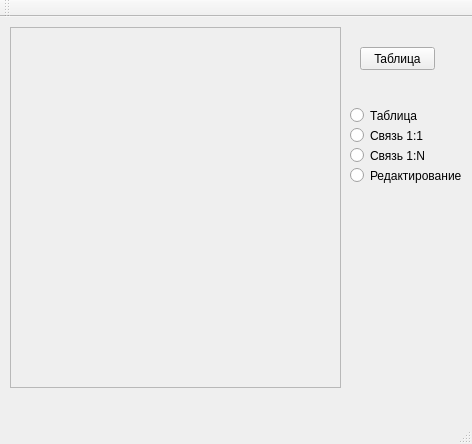
Old version of the form MainForm/mainwindow.ui in the repository Hronbox/CASE_SWDEP.
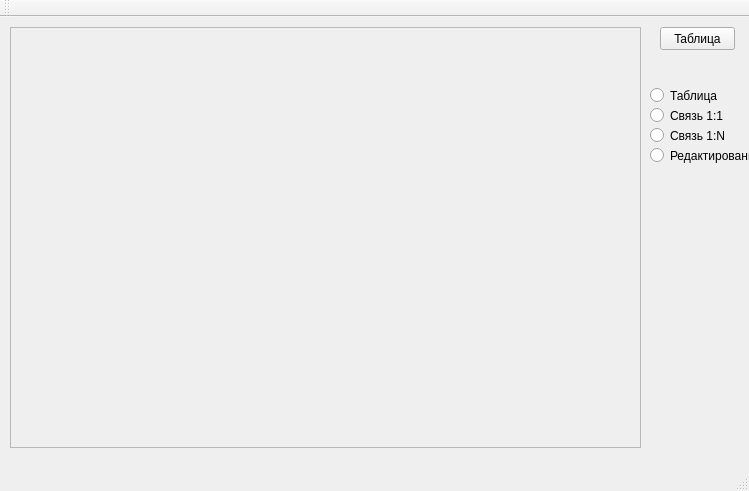
New version of the form.

```diff
--- a/MainForm/mainwindow.ui
+++ b/MainForm/mainwindow.ui
@@ -6,8 +6,8 @@
    <rect>
     <x>0</x>
     <y>0</y>
-    <width>472</width>
-    <height>444</height>
+    <width>749</width>
+    <height>491</height>
    </rect>
   </property>
   <property name="windowTitle">
@@ -20,8 +20,8 @@
    <widget class="QPushButton" name="pushButton_3">
     <property name="geometry">
      <rect>
-      <x>360</x>
-      <y>30</y>
+      <x>660</x>
+      <y>10</y>
       <width>75</width>
       <height>23</height>
      </rect>
@@ -38,8 +38,8 @@
      <rect>
       <x>10</x>
       <y>10</y>
-      <width>331</width>
-      <height>361</height>
+      <width>631</width>
+      <height>421</height>
      </rect>
     </property>
     <property name="widgetResizable">
@@ -50,8 +50,8 @@
       <rect>
        <x>0</x>
        <y>0</y>
-       <width>329</width>
-       <height>359</height>
+       <width>629</width>
+       <height>419</height>
       </rect>
      </property>
     </widget>
@@ -59,8 +59,8 @@
    <widget class="QRadioButton" name="radioButton">
     <property name="geometry">
      <rect>
-      <x>350</x>
-      <y>90</y>
+      <x>650</x>
+      <y>70</y>
       <width>82</width>
       <height>17</height>
      </rect>
@@ -72,8 +72,8 @@
    <widget class="QRadioButton" name="radioButton_2">
     <property name="geometry">
      <rect>
-      <x>350</x>
-      <y>110</y>
+      <x>650</x>
+      <y>90</y>
       <width>82</width>
       <height>17</height>
      </rect>
@@ -85,8 +85,8 @@
    <widget class="QRadioButton" name="radioButton_3">
     <property name="geometry">
      <rect>
-      <x>350</x>
-      <y>150</y>
+      <x>650</x>
+      <y>130</y>
       <width>111</width>
       <height>17</height>
      </rect>
@@ -98,8 +98,8 @@
    <widget class="QRadioButton" name="radioButton_4">
     <property name="geometry">
      <rect>
-      <x>350</x>
-      <y>130</y>
+      <x>650</x>
+      <y>110</y>
       <width>82</width>
       <height>17</height>
      </rect>
```
Left out of the diff: 2 changed lines with no effect on the pictures.
